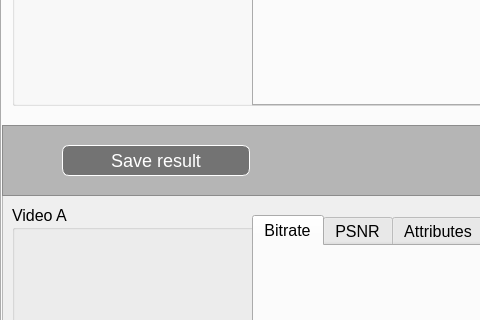
Before: the Qt Designer form Pflichtenheft/ToViET/GUI.ui in SuppenGeist/pse-ws1516-videoencoder-ta, drawn with Qt 5; both pictures show x 0 to 480 and y 230 to 550 of the 954 by 953 pixel window.
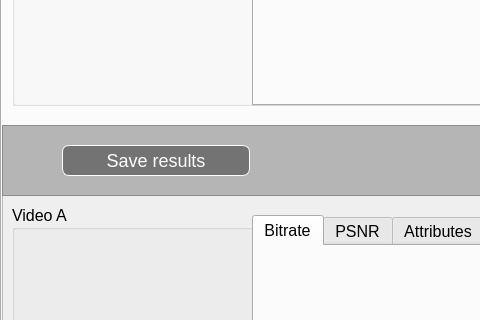
After: the same form once the commit is applied. Icons and pictures are not drawn.

```diff
--- a/Pflichtenheft/ToViET/GUI.ui
+++ b/Pflichtenheft/ToViET/GUI.ui
@@ -2094,7 +2094,7 @@
 }</string>
        </property>
        <property name="text">
-        <string>Save result</string>
+        <string>Save results</string>
        </property>
       </widget>
       <widget class="QComboBox" name="comboBox_3">
```
Left out of the diff: 2 changed lines with no effect on the pictures.
